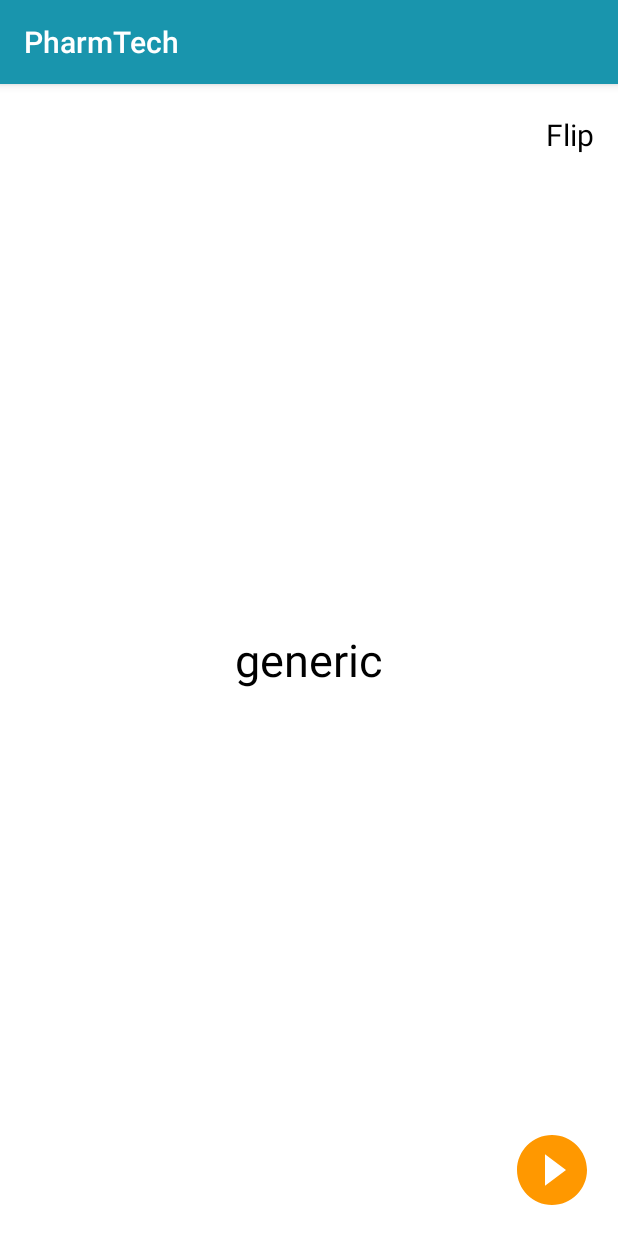
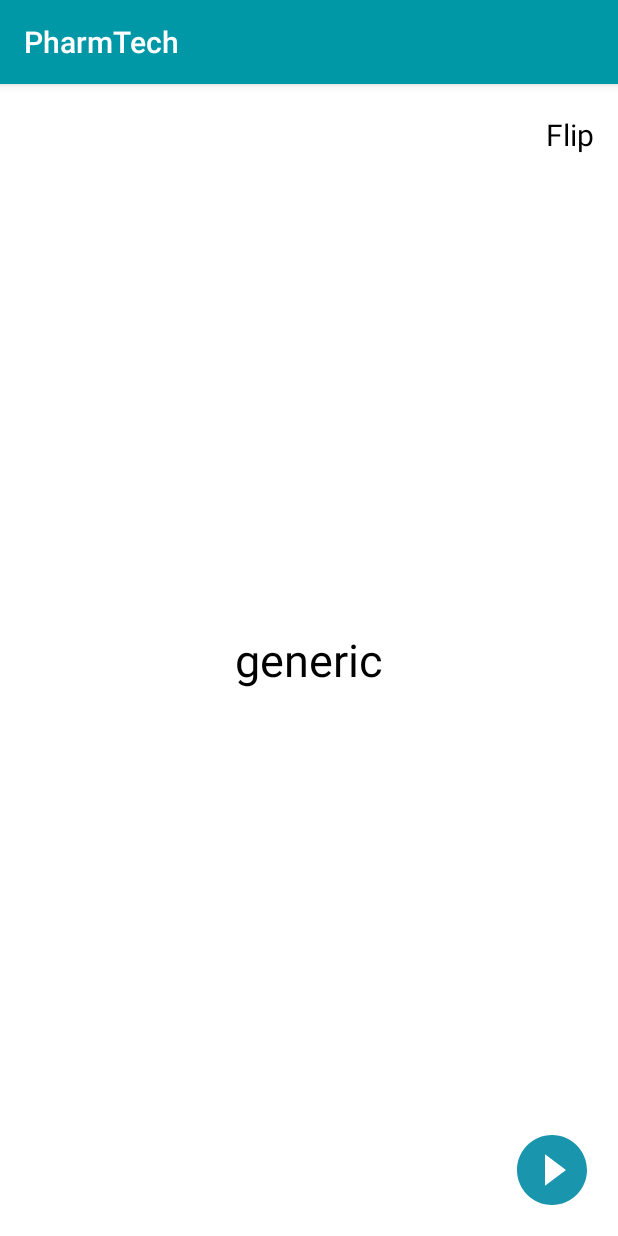
Before and after one commit to rafiksoufiane/PharmTech, an Android app: the fragment CardFrontFragment shown on its own in the app's theme, on a phone screen of 412 x 824 dp. Run offline under Robolectric (Android 15) with nearby library versions, the phone set to English and light mode, and no system bars.

Commit message:
- Fixed the color on drawable

```diff
--- a/app/build.gradle
+++ b/app/build.gradle
@@ -6,7 +6,7 @@ android {
 
     defaultConfig {
         applicationId "com.bhcc.app.pharmtech"
-        minSdkVersion 21
+        minSdkVersion 16
         targetSdkVersion 24
         versionCode 1
         versionName "1.0"
--- a/app/src/main/res/drawable/icn_play_solid.xml
+++ b/app/src/main/res/drawable/icn_play_solid.xml
@@ -4,6 +4,6 @@
         android:viewportHeight="24.0"
         android:viewportWidth="24.0">
   <path
-      android:fillColor="@color/colorAccent"
+      android:fillColor="#1995AD"
       android:pathData="M12,2C6.48,2 2,6.48 2,12s4.48,10 10,10 10,-4.48 10,-10S17.52,2 12,2zM10,16.5v-9l6,4.5 -6,4.5z" />
 </vector>
--- a/app/src/main/res/values/colors.xml
+++ b/app/src/main/res/values/colors.xml
@@ -1,10 +1,10 @@
 <?xml version="1.0" encoding="utf-8"?>
 <resources>
     <color name="white">#FFF</color>
-    <color name="colorPrimary">#1995AD</color>
+    <color name="colorPrimary">#0097a7</color>
     <color name="colorPrimaryDark">#1995AD</color>
     <color name="colorprimary_light">#A1D6E2</color>
-    <color name="colorAccent">#FF9800</color>
+    <color name="colorAccent">#0097a7</color>
     <color name="primary_text">#212121</color>
     <color name="secondary_text">#757575</color>
     <color name="icons">#FFFFFF</color>
```
